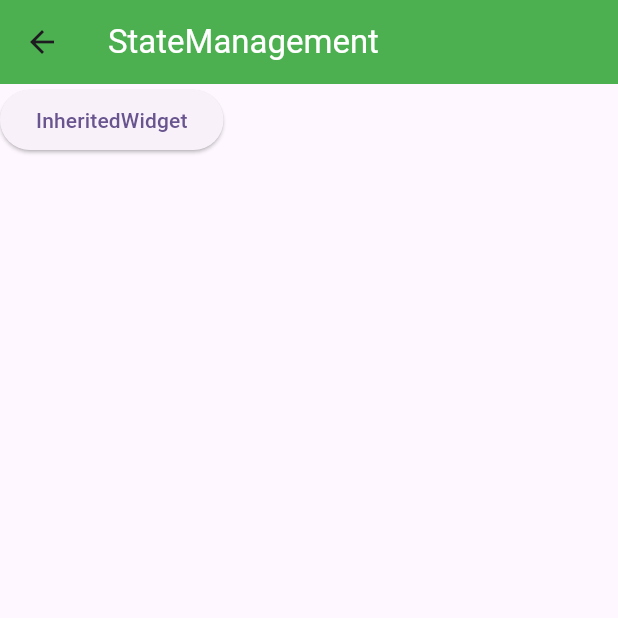
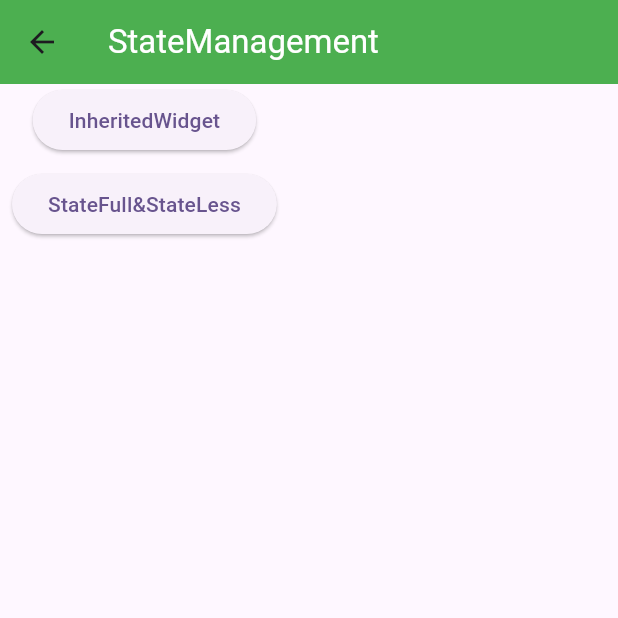
Before and after one commit to Phool-Prakash/LearnFlutter, a Flutter app: the StatemanagementScreen screen opened directly, on a phone screen of 412 x 824 dp, the top half of it. Run offline on Flutter 3.47's test engine with Material 3 defaults, Android fonts, the phone set to English and light mode, and no system bars.

Commit message:
StatefulandStateless

```diff
--- a/lib/statemanagement/statemanagement_screen.dart
+++ b/lib/statemanagement/statemanagement_screen.dart
@@ -1,5 +1,6 @@
 import 'package:flutter/material.dart';
 import 'package:flutter_learn/statemanagement/inheritedWidget/mystatefulWidget.dart';
+import 'package:flutter_learn/statemanagement/statefull&less/statefull/bird.dart';
 
 class StatemanagementScreen extends StatefulWidget {
   const StatemanagementScreen({super.key});
@@ -27,11 +28,43 @@ class _StatemanagementScreenState extends State<StatemanagementScreen> {
                 Navigator.push(
                     context,
                     MaterialPageRoute(
-                        builder: (builder) =>const MyStatefulWidget()));
+                        builder: (builder) => const MyStatefulWidget()));
               },
-              child: const Text('InheritedWidget'))
+              child: const Text('InheritedWidget')),
+          CustomElevatedButton(
+              text: 'StateFull&StateLess',
+              onPressed: () {
+                Navigator.push(
+                    context,
+                    MaterialPageRoute(
+                        builder: (builder) => const Bird(
+                              color: Colors.deepPurple,
+                              child: Center(
+                                child: Text(
+                                  'Stateful Widget',
+                                  style: TextStyle(color: Colors.white),
+                                ),
+                              ),
+                            )));
+              })
         ],
       ),
     );
   }
 }
+
+///Using Widget method to create a CustomElevatedButton
+
+class CustomElevatedButton extends StatelessWidget {
+  const CustomElevatedButton(
+      {super.key, required this.text, required this.onPressed});
+  final VoidCallback onPressed;
+  final String text;
+  @override
+  Widget build(BuildContext context) {
+    return Padding(
+      padding: const EdgeInsets.all(8.0),
+      child: ElevatedButton(onPressed: onPressed, child: Text(text)),
+    );
+  }
+}
```
Also changed, not shown: lib/statemanagement/statefull&less/statefull/bird.dart (added, +86 -0 lines), lib/statemanagement/statefull&less/statefull/yellowBird.dart (added, +17 -0 lines).
